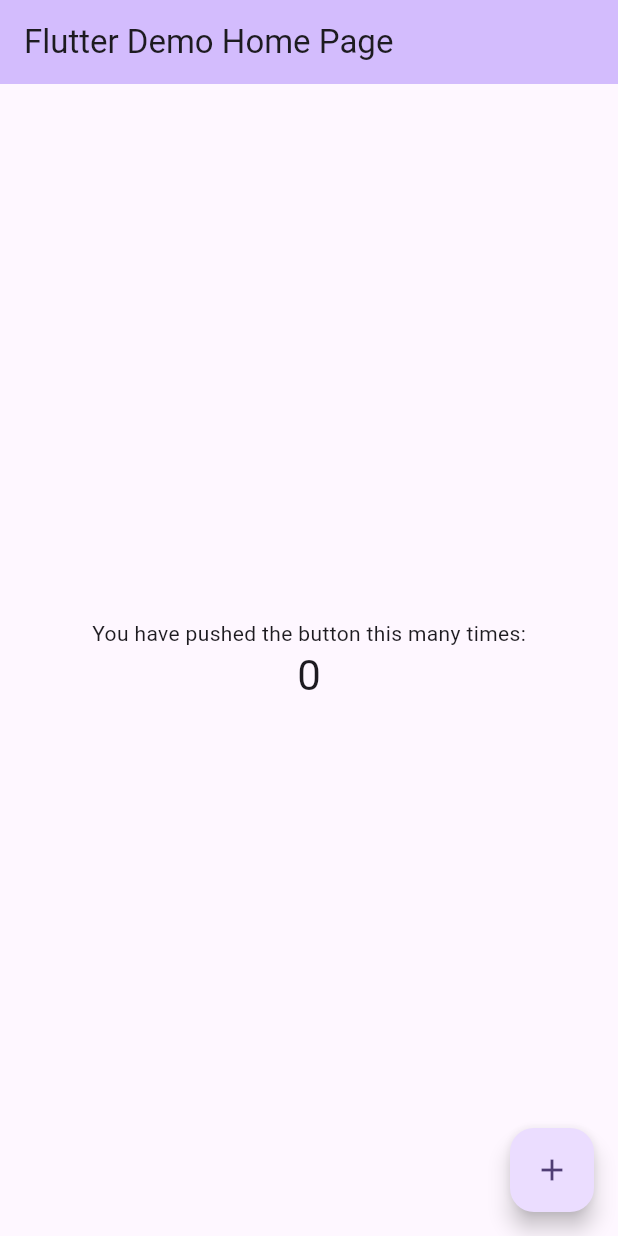
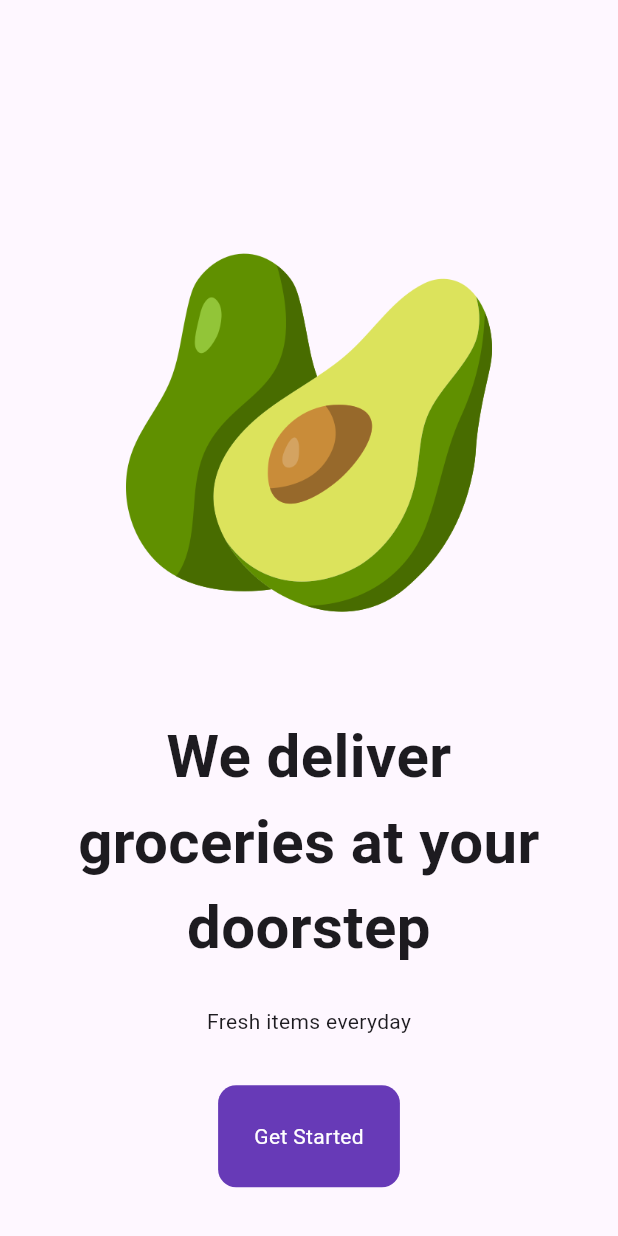
Before and after one commit to ymeliskaradag/grocery_shop_app, a Flutter app: the screen it shows after launch, on a phone screen of 412 x 824 dp. Run offline on Flutter 3.47's test engine with Material 3 defaults, Android fonts, the light colour scheme and no system bars.

Commit message:
initial commit

```diff
--- a/lib/main.dart
+++ b/lib/main.dart
@@ -1,4 +1,5 @@
 import 'package:flutter/material.dart';
+import 'pages/intro_page.dart';
 
 void main() {
   runApp(const MyApp());
@@ -10,113 +11,9 @@ class MyApp extends StatelessWidget {
   // This widget is the root of your application.
   @override
   Widget build(BuildContext context) {
-    return MaterialApp(
-      title: 'Flutter Demo',
-      theme: ThemeData(
-        // This is the theme of your application.
-        //
-        // TRY THIS: Try running your application with "flutter run". You'll see
-        // the application has a purple toolbar. Then, without quitting the app,
-        // try changing the seedColor in the colorScheme below to Colors.green
-        // and then invoke "hot reload" (save your changes or press the "hot
-        // reload" button in a Flutter-supported IDE, or press "r" if you used
-        // the command line to start the app).
-        //
-        // Notice that the counter didn't reset back to zero; the application
-        // state is not lost during the reload. To reset the state, use hot
-        // restart instead.
-        //
-        // This works for code too, not just values: Most code changes can be
-        // tested with just a hot reload.
-        colorScheme: .fromSeed(seedColor: Colors.deepPurple),
-      ),
-      home: const MyHomePage(title: 'Flutter Demo Home Page'),
-    );
+    return const MaterialApp(
+      debugShowCheckedModeBanner: false,
+      home: IntroPage(),
+    ); //Material App
   }
 }
-
-class MyHomePage extends StatefulWidget {
-  const MyHomePage({super.key, required this.title});
-
-  // This widget is the home page of your application. It is stateful, meaning
-  // that it has a State object (defined below) that contains fields that affect
-  // how it looks.
-
-  // This class is the configuration for the state. It holds the values (in this
-  // case the title) provided by the parent (in this case the App widget) and
-  // used by the build method of the State. Fields in a Widget subclass are
-  // always marked "final".
-
-  final String title;
-
-  @override
-  State<MyHomePage> createState() => _MyHomePageState();
-}
-
-class _MyHomePageState extends State<MyHomePage> {
-  int _counter = 0;
-
-  void _incrementCounter() {
-    setState(() {
-      // This call to setState tells the Flutter framework that something has
-      // changed in this State, which causes it to rerun the build method below
-      // so that the display can reflect the updated values. If we changed
-      // _counter without calling setState(), then the build method would not be
-      // called again, and so nothing would appear to happen.
-      _counter++;
-    });
-  }
-
-  @override
-  Widget build(BuildContext context) {
-    // This method is rerun every time setState is called, for instance as done
-    // by the _incrementCounter method above.
-    //
-    // The Flutter framework has been optimized to make rerunning build methods
-    // fast, so that you can just rebuild anything that needs updating rather
-    // than having to individually change instances of widgets.
-    return Scaffold(
-      appBar: AppBar(
-        // TRY THIS: Try changing the color here to a specific color (to
-        // Colors.amber, perhaps?) and trigger a hot reload to see the AppBar
-        // change color while the other colors stay the same.
-        backgroundColor: Theme.of(context).colorScheme.inversePrimary,
-        // Here we take the value from the MyHomePage object that was created by
-        // the App.build method, and use it to set our appbar title.
-        title: Text(widget.title),
-      ),
-      body: Center(
-        // Center is a layout widget. It takes a single child and positions it
-        // in the middle of the parent.
-        child: Column(
-          // Column is also a layout widget. It takes a list of children and
-          // arranges them vertically. By default, it sizes itself to fit its
-          // children horizontally, and tries to be as tall as its parent.
-          //
-          // Column has various properties to control how it sizes itself and
-          // how it positions its children. Here we use mainAxisAlignment to
-          // center the children vertically; the main axis here is the vertical
-          // axis because Columns are vertical (the cross axis would be
-          // horizontal).
-          //
-          // TRY THIS: Invoke "debug painting" (choose the "Toggle Debug Paint"
-          // action in the IDE, or press "p" in the console), to see the
-          // wireframe for each widget.
-          mainAxisAlignment: .center,
-          children: [
-            const Text('You have pushed the button this many times:'),
-            Text(
-              '$_counter',
-              style: Theme.of(context).textTheme.headlineMedium,
-            ),
-          ],
-        ),
-      ),
-      floatingActionButton: FloatingActionButton(
-        onPressed: _incrementCounter,
-        tooltip: 'Increment',
-        child: const Icon(Icons.add),
-      ),
-    );
-  }
-}
--- /dev/null
+++ b/lib/pages/intro_page.dart
@@ -0,0 +1,56 @@
+import 'package:flutter/material.dart';
+
+class IntroPage extends StatelessWidget{
+  const IntroPage({super.key});
+
+  @override
+  Widget build(BuildContext context) {
+    // TODO: implement build
+    return Scaffold(
+      body: Column(
+        children: [
+          //logo
+          Padding(
+            padding: const EdgeInsets.only(left:80.0, right: 80.0, bottom: 40.0, top: 160.0),
+            child: Image.asset('lib/images/avocado.png'),
+          ),
+
+          //delivering groceries
+          const Padding(
+            padding: const EdgeInsets.all(24.0),
+            child: Text(
+              "We deliver groceries at your doorstep",
+              textAlign: TextAlign.center,
+              style: TextStyle(
+                fontSize: 40,
+                fontWeight: FontWeight.bold,
+              ),
+            ),
+          ),
+
+          //fresh items everyday
+          Text(
+            "Fresh items everyday",
+          ),
+
+          const Spacer(),
+
+          //get started button
+          Container(
+            decoration: BoxDecoration(
+              color: Colors.deepPurple,
+              borderRadius: BorderRadius.circular(12),
+            ),
+            padding: EdgeInsets.all(24),
+            child: Text(
+              "Get Started",
+              style: TextStyle(color: Colors.white),
+            ),
+          ),
+
+          const Spacer(),
+        ],
+      ),
+    );
+  }
+}
```
Also changed, not shown: pubspec.yaml (+5 -2 lines), lib/images/avocado.png (added), lib/images/banana.png (added), lib/images/chicken.png (added), lib/images/water.png (added).
